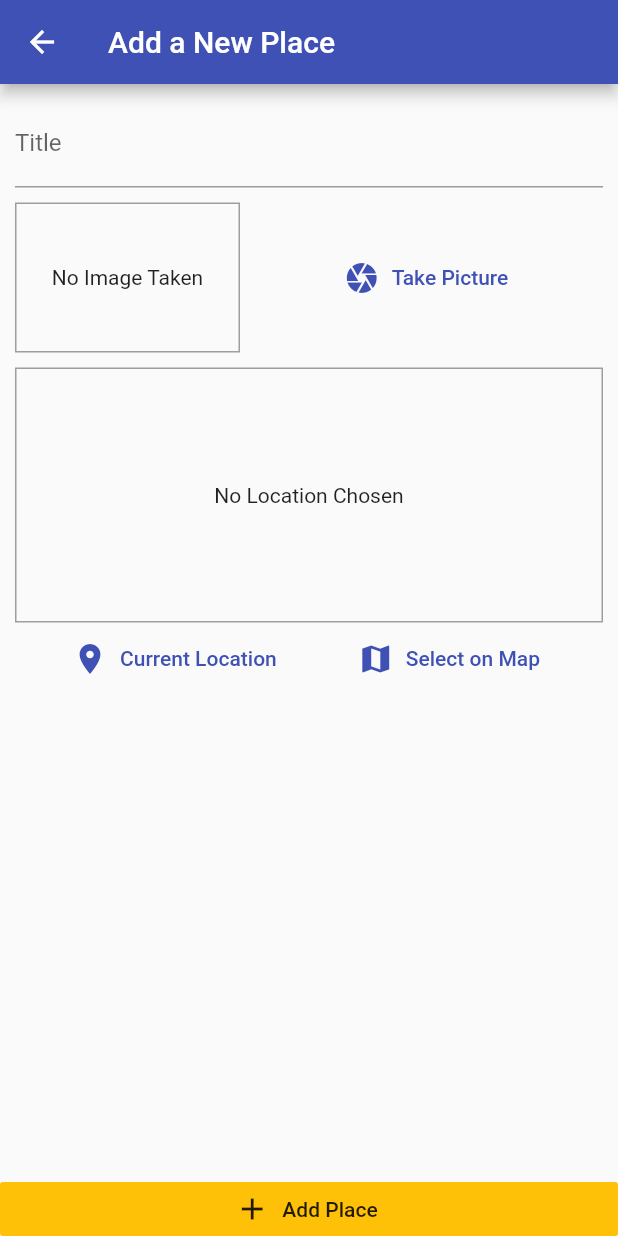
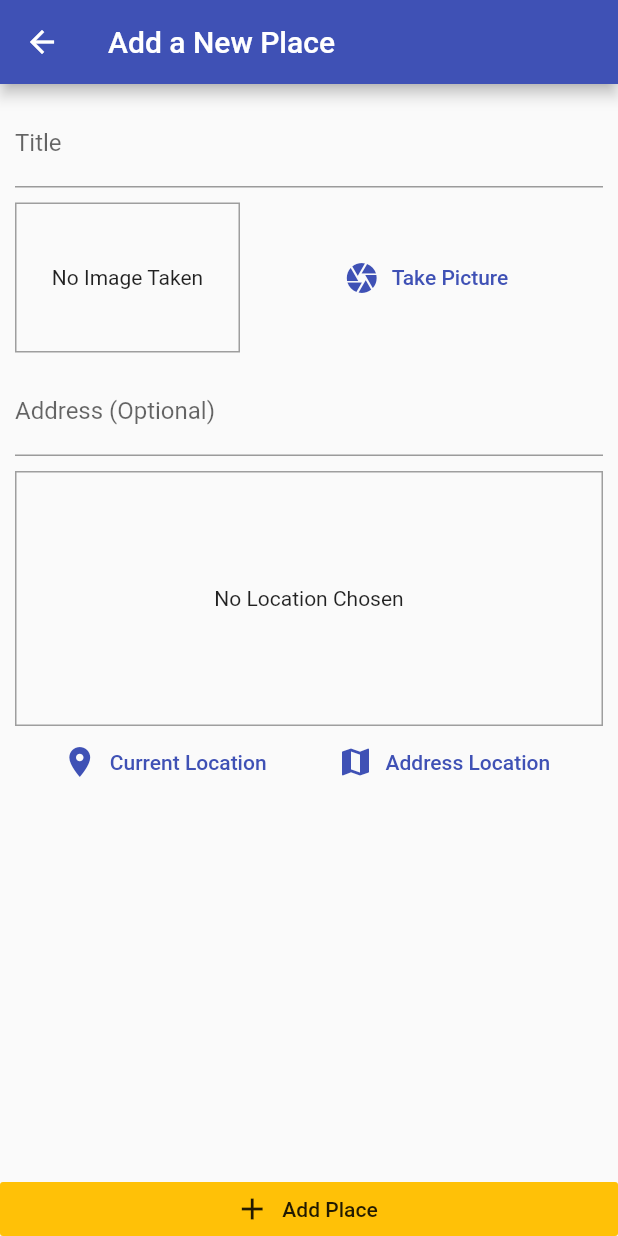
Before and after one commit to Alastier07/flutter-course-projects, a Flutter app: the AddPlaceScreen screen opened by its route, after a tap on "Add Place", on a phone screen of 412 x 824 dp. Run offline on Flutter 3.47's test engine with Material 2 defaults, Android fonts, the phone set to English and light mode, and no system bars; our stand-ins replace image_picker, location, sqflite; accounts and stored records are empty.

Commit message:
Storing the Location in SQLite

```diff
--- a/projects/great_places_app/lib/helpers/db_helper.dart
+++ b/projects/great_places_app/lib/helpers/db_helper.dart
@@ -8,7 +8,7 @@ class DBHelper {
     return sql.openDatabase(path.join(dbPath, 'place.db'),
         onCreate: (db, version) {
       return db.execute(
-          'CREATE TABLE user_places(id TEXT PRIMARY KEY, title TEXT, image TEXT)');
+          'CREATE TABLE user_places(id TEXT PRIMARY KEY, title TEXT, image TEXT, loc_lat REAL, loc_lng REAL, address TEXT)');
     }, version: 1);
   }
 
--- a/projects/great_places_app/lib/helpers/location_helper.dart
+++ b/projects/great_places_app/lib/helpers/location_helper.dart
@@ -1,3 +1,7 @@
+import 'dart:convert';
+
+import 'package:http/http.dart' as http;
+
 const MY_API_KEY = 'eGAH8tuGAHBCIWwjedft12LZ4K0YQcJN';
 
 class LocationHelper {
@@ -5,4 +9,39 @@ class LocationHelper {
       {double latitude, double longitude}) {
     return 'https://www.mapquestapi.com/staticmap/v5/map?locations=$latitude,$longitude&size=@2x&defaultMarker=marker-md-3B5998-22407F&key=$MY_API_KEY';
   }
+
+  static String generateAddressPreviewImage(String address) {
+    return 'https://www.mapquestapi.com/staticmap/v5/map?locations=$address&size=@2x&defaultMarker=marker-md-3B5998-22407F&key=$MY_API_KEY';
+  }
+
+  static Future<List<Map<String, dynamic>>> getPlaceAddress(
+      String location) async {
+    final url = Uri.parse(
+        'http://www.mapquestapi.com/geocoding/v1/address?key=$MY_API_KEY&location=$location');
+    final response = await http.get(url);
+    final dataAddress = json.decode(response.body)['results'][0];
+    final placeAdrress =
+        '${dataAddress['locations'][0]['adminArea5']}, ${dataAddress['locations'][0]['adminArea4']}, ${dataAddress['locations'][0]['adminArea3']}, ${dataAddress['locations'][0]['adminArea1']}';
+    final placeLat = dataAddress['locations'][0]['latLng']['lat'];
+    final placeLng = dataAddress['locations'][0]['latLng']['lng'];
+    return [
+      {'plAddress': placeAdrress, 'plLat': placeLat, 'plLng': placeLng}
+    ];
+  }
+
+  // static Future<String> getPlaceLatitude(String location) async {
+  //   final url = Uri.parse(
+  //       'http://www.mapquestapi.com/geocoding/v1/address?key=$MY_API_KEY&location=$location');
+  //   final response = await http.get(url);
+  //   return json.decode(response.body)['results'][0]['locations'][0]['latLng']
+  //       ['lat'];
+  // }
+
+  // static Future<String> getPlaceLongitude(String location) async {
+  //   final url = Uri.parse(
+  //       'http://www.mapquestapi.com/geocoding/v1/address?key=$MY_API_KEY&location=$location');
+  //   final response = await http.get(url);
+  //   return json.decode(response.body)['results'][0]['locations'][0]['latLng']
+  //       ['lng'];
+  // }
 }
--- a/projects/great_places_app/lib/models/place.dart
+++ b/projects/great_places_app/lib/models/place.dart
@@ -7,8 +7,7 @@ class PlaceLocation {
   final double longitude;
   final String address;
 
-  PlaceLocation(
-      {@required this.latitude, @required this.longitude, this.address});
+  PlaceLocation({this.latitude, this.longitude, this.address});
 }
 
 class Place {
--- a/projects/great_places_app/lib/providers/great_places.dart
+++ b/projects/great_places_app/lib/providers/great_places.dart
@@ -4,6 +4,7 @@ import 'package:flutter/cupertino.dart';
 
 import '../models/place.dart';
 import '../helpers/db_helper.dart';
+import '../helpers/location_helper.dart';
 
 class GreatPlaces with ChangeNotifier {
   List<Place> _items = [];
@@ -12,15 +13,24 @@ class GreatPlaces with ChangeNotifier {
     return [..._items];
   }
 
-  void addPlace(
+  Future<void> addPlace(
     String pickedTitle,
     File pickedImage,
-  ) {
+    PlaceLocation pickedLocation,
+  ) async {
+    final placeDetails =
+        await LocationHelper.getPlaceAddress(pickedLocation.address);
+    // print(placeDetails.first['plAddress']);
+    final updatedLocation = PlaceLocation(
+      latitude: placeDetails.first['plLat'],
+      longitude: placeDetails.first['plLng'],
+      address: placeDetails.first['plAddress'],
+    );
     final newPlace = Place(
       id: DateTime.now().toString(),
       image: pickedImage,
       title: pickedTitle,
-      location: null,
+      location: updatedLocation,
     );
     _items.add(newPlace);
     notifyListeners();
@@ -28,6 +38,9 @@ class GreatPlaces with ChangeNotifier {
       'id': newPlace.id,
       'title': newPlace.title,
       'image': newPlace.image.path,
+      'loc_lat': newPlace.location.latitude,
+      'loc_lng': newPlace.location.longitude,
+      'address': newPlace.location.address,
     });
   }
 
@@ -37,7 +50,11 @@ class GreatPlaces with ChangeNotifier {
         .map((item) => Place(
               id: item['id'],
               title: item['title'],
-              location: null,
+              location: PlaceLocation(
+                latitude: item['loc_lat'],
+                longitude: item['loc_lng'],
+                address: item['address'],
+              ),
               image: File(
                 item['image'],
               ),
--- a/projects/great_places_app/lib/screens/add_place_screen.dart
+++ b/projects/great_places_app/lib/screens/add_place_screen.dart
@@ -7,6 +7,8 @@ import '../providers/great_places.dart';
 
 import '../widgets/image_input.dart';
 import '../widgets/location_input.dart';
+import '../models/place.dart';
+import '../helpers/location_helper.dart';
 
 class AddPlaceScreen extends StatefulWidget {
   static const routeName = '/add-place';
@@ -18,18 +20,26 @@ class AddPlaceScreen extends StatefulWidget {
 class _AddPlaceScreenState extends State<AddPlaceScreen> {
   final _titleController = TextEditingController();
   File _pickedImage;
+  PlaceLocation _pickedLocation;
 
   void _selectImage(File pickedImage) {
     _pickedImage = pickedImage;
   }
 
+  void _selectPlace(String addLocation) {
+    _pickedLocation = PlaceLocation(address: addLocation);
+  }
+
   void _savePlace() {
-    if (_titleController.text.isEmpty || _pickedImage == null) {
+    if (_titleController.text.isEmpty ||
+        _pickedImage == null ||
+        _pickedLocation == null) {
       return;
     }
     Provider.of<GreatPlaces>(context, listen: false).addPlace(
       _titleController.text,
       _pickedImage,
+      _pickedLocation,
     );
     Navigator.of(context).pop();
   }
@@ -60,7 +70,7 @@ class _AddPlaceScreenState extends State<AddPlaceScreen> {
                     SizedBox(
                       height: 10,
                     ),
-                    LocationInput(),
+                    LocationInput(_selectPlace),
                   ],
                 ),
               ),
--- a/projects/great_places_app/lib/screens/places_list_screen.dart
+++ b/projects/great_places_app/lib/screens/places_list_screen.dart
@@ -42,6 +42,7 @@ class PlacesListScreen extends StatelessWidget {
                                 FileImage(greatPlaces.items[i].image),
                           ),
                           title: Text(greatPlaces.items[i].title),
+                          subtitle: Text(greatPlaces.items[i].location.address),
                           onTap: () {},
                         ),
                       ),
--- a/projects/great_places_app/lib/widgets/location_input.dart
+++ b/projects/great_places_app/lib/widgets/location_input.dart
@@ -4,12 +4,18 @@ import 'package:location/location.dart';
 import '../helpers/location_helper.dart';
 
 class LocationInput extends StatefulWidget {
+  final Function onSelectPlace;
+
+  LocationInput(this.onSelectPlace);
+
   @override
   _LocationInputState createState() => _LocationInputState();
 }
 
 class _LocationInputState extends State<LocationInput> {
   String _previewImageUrl;
+  final _addressController = TextEditingController();
+  String _locationAPI;
 
   Future<void> _getCurrentUserLocation() async {
     final locData = await Location().getLocation();
@@ -21,12 +27,54 @@ class _LocationInputState extends State<LocationInput> {
       _previewImageUrl = staticMapImageUrl;
       // print(_previewImageUrl);
     });
+    _locationAPI = '${locData.latitude},${locData.longitude}';
+    widget.onSelectPlace(_locationAPI);
+  }
+
+  Future<void> _getAddressInputLocation() async {
+    String _addressInput = _addressController.text;
+
+    if (_addressInput == null || _addressInput == '') {
+      showDialog(
+        context: context,
+        builder: (ctx) => AlertDialog(
+          title: Text('An Error Occured!'),
+          content: Text('Please provide location address.'),
+          actions: <Widget>[
+            FlatButton(
+              child: Text('Okay'),
+              onPressed: () {
+                Navigator.of(context).pop();
+              },
+            )
+          ],
+        ),
+      );
+    } else {
+      _locationAPI = _addressInput.replaceAll(' ', '+');
+      final staticMapImageUrl =
+          LocationHelper.generateAddressPreviewImage(_locationAPI);
+      setState(() {
+        _previewImageUrl = staticMapImageUrl;
+        // print(_previewImageUrl);
+      });
+      widget.onSelectPlace(_locationAPI);
+      // final placeDetails = await LocationHelper.getPlaceAddress(_locationAPI);
+      // print(placeDetails.first['plAddress']);
+    }
   }
 
   @override
   Widget build(BuildContext context) {
     return Column(
       children: <Widget>[
+        TextField(
+          decoration: InputDecoration(labelText: 'Address (Optional)'),
+          controller: _addressController,
+        ),
+        SizedBox(
+          height: 10,
+        ),
         Container(
           height: 170,
           width: double.infinity,
@@ -59,9 +107,9 @@ class _LocationInputState extends State<LocationInput> {
             ),
             FlatButton.icon(
               icon: Icon(Icons.map),
-              label: Text('Select on Map'),
+              label: Text('Address Location'),
               textColor: Theme.of(context).primaryColor,
-              onPressed: () {},
+              onPressed: _getAddressInputLocation,
             ),
           ],
         ),
--- a/projects/great_places_app/pubspec.yaml
+++ b/projects/great_places_app/pubspec.yaml
@@ -29,6 +29,7 @@ dependencies:
   path: ^1.6.2
   sqflite: ^1.1.5
   location: ^2.3.5
+  http: ^0.13.4
 
 
   # The following adds the Cupertino Icons font to your application.
```
Also changed, not shown: projects/great_places_app/pubspec.lock.
